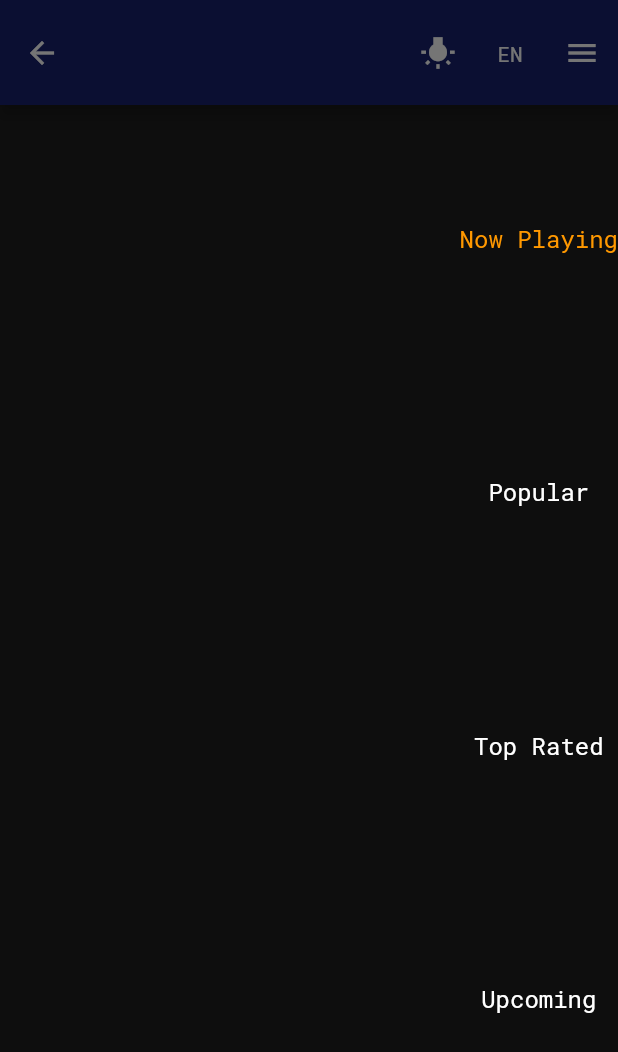
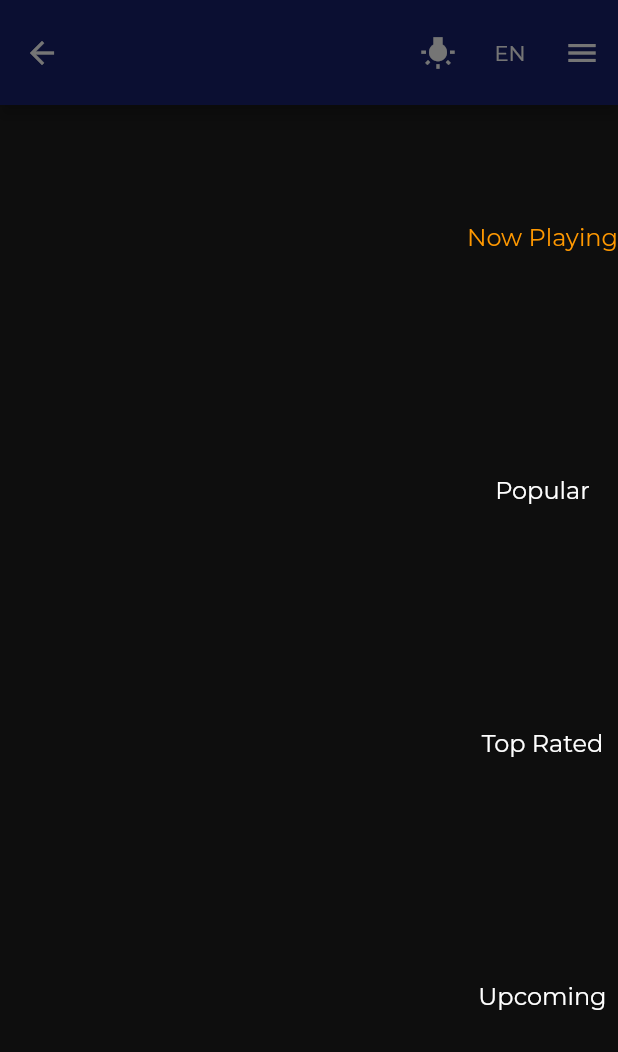
Before and after one commit to hazarbelge/flutter_getx_the_moviedb, a Flutter app: the HomeMovieDesktopWebScaffold screen opened directly, with the side drawer open, on a phone screen of 412 x 824 dp. Shown: the top 1052 px of the screen. Run offline on Flutter 3.47's test engine with Material 2 defaults, Android fonts, the phone set to English and light mode, and no system bars; our stand-ins replace convex_bottom_bar, device_preview, flutter_screenutil, flutter_svg, get, get_storage and 2 more; accounts and stored records are empty; network calls fail; project files that could hold a hidden picture were left out.

Commit message:
Add screen util package

```diff
--- a/lib/main.dart
+++ b/lib/main.dart
@@ -1,6 +1,7 @@
 import 'package:device_preview/device_preview.dart';
 import 'package:flutter/foundation.dart';
 import 'package:flutter/material.dart';
+import 'package:flutter_screenutil/flutter_screenutil.dart';
 import 'package:get/get.dart';
 import 'package:get_storage/get_storage.dart';
 
@@ -35,6 +36,9 @@ class MovieApp extends StatelessWidget {
 
   @override
   Widget build(BuildContext context) {
+    return ScreenUtilInit(
+      designSize: const Size(410, 840),
+      builder: () {
         return GetMaterialApp(
           key: movieAppKey,
           debugShowCheckedModeBanner: false,
@@ -56,5 +60,7 @@ class MovieApp extends StatelessWidget {
             GetObserver(),
           ],
         );
+      },
+    );
   }
 }
--- a/lib/util/getx_translations.dart
+++ b/lib/util/getx_translations.dart
@@ -12,12 +12,12 @@ class GetTranslations extends Translations {
           'app.tv_series.title': 'Diziler',
           'movies.now_playing.icon': 'Vizyonda',
           'movies.popular.icon': 'Popüler',
-          'movies.top_rated.icon': 'En Çok Sevilen',
+          'movies.top_rated.icon': 'Sevilenler',
           'movies.upcoming.icon': 'Yakında',
           'tv_series.airing_today_tv.icon': 'Bugün',
           'tv_series.on_the_air_tv.icon': 'Vizyonda',
           'tv_series.popular_tv.icon': 'Popüler',
-          'tv_series.top_rated_tv.icon': 'En Çok Sevilen',
+          'tv_series.top_rated_tv.icon': 'Sevilenler',
           'details.widget.rating': 'Puan',
           'details.grade': 'Oy Ver',
           'details.more': 'Daha fazla',
--- a/lib/util/style.dart
+++ b/lib/util/style.dart
@@ -18,7 +18,7 @@ class Style {
       brightness: Brightness.light,
     ),
     pageTransitionsTheme: _pageTransitionsTheme,
-    textTheme: GoogleFonts.robotoMonoTextTheme(ThemeData.light().textTheme),
+    textTheme: GoogleFonts.montserratTextTheme(ThemeData.light().textTheme),
     popupMenuTheme: PopupMenuThemeData(
       shape: RoundedRectangleBorder(
         borderRadius: BorderRadius.circular(6),
@@ -38,7 +38,7 @@ class Style {
     dividerColor: darkDividerColor,
     dialogBackgroundColor: darkCardColor,
     pageTransitionsTheme: _pageTransitionsTheme,
-    textTheme: GoogleFonts.robotoMonoTextTheme(ThemeData.dark().textTheme),
+    textTheme: GoogleFonts.montserratTextTheme(ThemeData.dark().textTheme),
     popupMenuTheme: PopupMenuThemeData(
       shape: RoundedRectangleBorder(
         borderRadius: BorderRadius.circular(6),
@@ -58,7 +58,7 @@ class Style {
     dividerColor: darkDividerColor,
     dialogBackgroundColor: darkCardColor,
     pageTransitionsTheme: _pageTransitionsTheme,
-    textTheme: GoogleFonts.robotoMonoTextTheme(ThemeData.dark().textTheme),
+    textTheme: GoogleFonts.montserratTextTheme(ThemeData.dark().textTheme),
     popupMenuTheme: PopupMenuThemeData(
       shape: RoundedRectangleBorder(
         borderRadius: BorderRadius.circular(6),
--- a/pubspec.yaml
+++ b/pubspec.yaml
@@ -18,6 +18,7 @@ dependencies:
     sdk: flutter
   flutter_i18n: ^0.30.0
   flutter_launcher_icons: ^0.9.2
+  flutter_screenutil: ^5.0.0+2
   flutter_svg: ^0.22.0
 
   #GetX
@@ -41,7 +42,6 @@ flutter_icons:
 
 flutter:
   assets:
-    - assets/flutter_i18n/
     - assets/icons/
 
   uses-material-design: true
```
Also changed, not shown: lib/ui/widgets/banner_image.dart (+0 -24 lines), lib/ui/widgets/product_card.dart (+7 -6 lines), pubspec.lock. Lines whose indentation alone changed are shown as unchanged.
